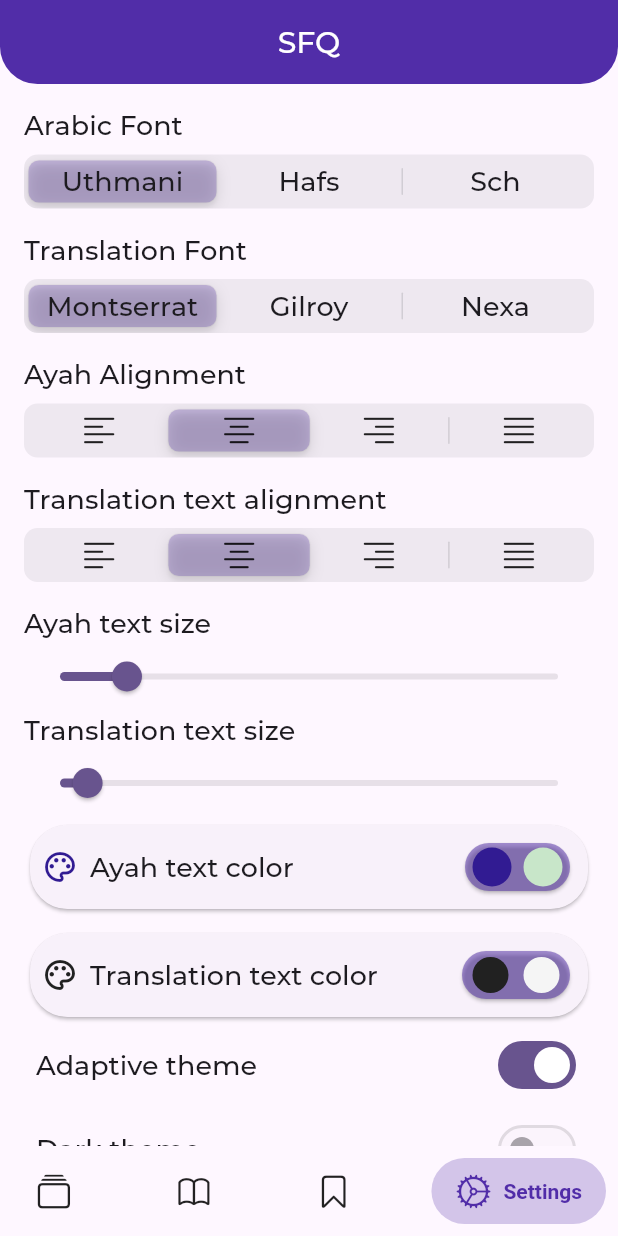
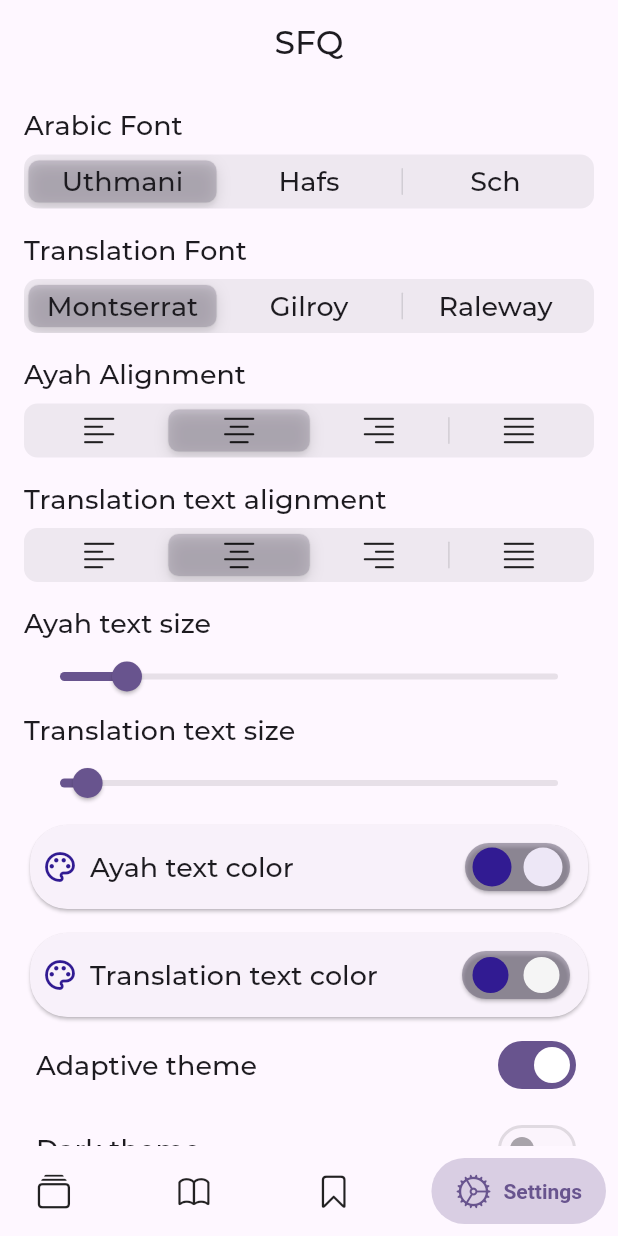
Before and after one commit to JMApps/supplications_from_quran, a Flutter app: the screen it shows after launch, item 4 of the bottom bar chosen, on a phone screen of 412 x 824 dp. Run offline on Flutter 3.47's test engine with Material 3 defaults, Android fonts, the phone set to English and light mode, and no system bars; drawn by our look-alikes of salomon_bottom_bar; our stand-ins replace hive_flutter, just_audio, screenshot, scrollable_positioned_list, share_plus, smooth_page_indicator and 2 more; missing offline and left inert: clipboard, flutter_material_color_picker; accounts and stored records are empty; generated files the repository leaves out were written again; statements that could not run were skipped.

Commit message:
Corrected colors

```diff
--- a/lib/application/state/content_settings_state.dart
+++ b/lib/application/state/content_settings_state.dart
@@ -86,7 +86,7 @@ class ContentSettingsState extends ChangeNotifier {
     notifyListeners();
   }
 
-  Color _arabicDarkTextColor = Colors.green.shade100;
+  Color _arabicDarkTextColor = Colors.deepPurple.shade50;
 
   Color get getArabicDarkTextColor => _arabicDarkTextColor;
 
@@ -146,8 +146,8 @@ class ContentSettingsState extends ChangeNotifier {
     _arabicTextSize = _contentSettingsBox.get(AppConstraints.keyArabicTextSize, defaultValue: 25.0);
     _textSize = _contentSettingsBox.get(AppConstraints.keyTextSize, defaultValue: 18.0);
     _arabicLightTextColor = Color(_contentSettingsBox.get(AppConstraints.keyArabicLightTextColor, defaultValue: Colors.deepPurple.shade900.value));
-    _lightTextColor = Color(_contentSettingsBox.get(AppConstraints.keyLightTextColor, defaultValue: Colors.grey.shade900.value));
-    _arabicDarkTextColor = Color(_contentSettingsBox.get(AppConstraints.keyArabicDarkTextColor, defaultValue: Colors.green.shade100.value));
+    _lightTextColor = Color(_contentSettingsBox.get(AppConstraints.keyLightTextColor, defaultValue: Colors.deepPurple.shade900.value));
+    _arabicDarkTextColor = Color(_contentSettingsBox.get(AppConstraints.keyArabicDarkTextColor, defaultValue: Colors.deepPurple.shade50.value));
     _darkTextColor = Color(_contentSettingsBox.get(AppConstraints.keyDarkTextColor, defaultValue: Colors.grey.shade100.value));
     _adaptiveTheme = _contentSettingsBox.get(AppConstraints.keyAdaptiveTheme, defaultValue: true);
     _darkTheme = _contentSettingsBox.get(AppConstraints.keyDarkTheme, defaultValue: false);
--- a/lib/application/themes/app_themes.dart
+++ b/lib/application/themes/app_themes.dart
@@ -4,7 +4,6 @@ import 'package:supplications_from_quran/application/styles/app_styles.dart';
 class AppThemes {
   static ThemeData lightTheme = ThemeData(
     brightness: Brightness.light,
-    useMaterial3: true,
     fontFamily: 'Montserrat',
     colorSchemeSeed: Colors.deepPurple,
     textTheme: const TextTheme(
@@ -13,16 +12,9 @@ class AppThemes {
       )
     ),
     appBarTheme: const AppBarTheme(
-      scrolledUnderElevation: 0,
       centerTitle: true,
-      backgroundColor: Color(0xFF512DA8),
       elevation: 0,
       shape: AppStyles.mainAppBarShape,
-      titleTextStyle: TextStyle(
-        color: Colors.white,
-        fontSize: 20,
-        fontFamily: 'Montserrat',
-      ),
     ),
     cardTheme: const CardTheme(
       shape: AppStyles.mainShape,
@@ -38,25 +30,16 @@ class AppThemes {
 
   static ThemeData darkTheme = ThemeData(
     brightness: Brightness.dark,
-    useMaterial3: true,
     fontFamily: 'Montserrat',
-    colorSchemeSeed: Colors.green,
+    colorSchemeSeed: Colors.deepPurple,
     textTheme: const TextTheme(
         headlineMedium: TextStyle(
           fontSize: 18,
         )
     ),
     appBarTheme: const AppBarTheme(
-      scrolledUnderElevation: 0,
       centerTitle: true,
-      backgroundColor: Color(0xFF1B5E20),
       elevation: 0,
-      shape: AppStyles.mainAppBarShape,
-      titleTextStyle: TextStyle(
-        color: Colors.white,
-        fontSize: 20,
-        fontFamily: 'Montserrat',
-      ),
     ),
     cardTheme: const CardTheme(
       shape: AppStyles.mainShape,
@@ -70,13 +53,3 @@ class AppThemes {
     ),
   );
 }
-
-extension CustomColors on ColorScheme {
-  Color get titleColor => brightness == Brightness.light
-      ? const Color(0xFF512DA8)
-      : const Color(0xFF1B5E20);
-
-  Color get mainDefault => brightness == Brightness.light
-      ? const Color(0xB2000000)
-      : const Color(0xFFBDBDBD);
-}
--- a/lib/presentation/items/supplication_listview_item.dart
+++ b/lib/presentation/items/supplication_listview_item.dart
@@ -2,7 +2,6 @@ import 'package:flutter/material.dart';
 import 'package:provider/provider.dart';
 import 'package:supplications_from_quran/application/state/content_settings_state.dart';
 import 'package:supplications_from_quran/application/styles/app_styles.dart';
-import 'package:supplications_from_quran/application/themes/app_themes.dart';
 import 'package:supplications_from_quran/domain/models/supplication_model.dart';
 
 class SupplicationListViewItem extends StatelessWidget {
@@ -61,14 +60,14 @@ class SupplicationListViewItem extends StatelessWidget {
               style: TextStyle(
                 fontSize: 14,
                 fontFamily: AppStyles.textFont[cs.getFontIndex],
-                color: appTheme.colorScheme.titleColor,
+                color: appTheme.colorScheme.secondary,
               ),
               textAlign: AppStyles.textAlign[cs.getTextAlignIndex],
             ),
             const SizedBox(height: 16),
             CircleAvatar(
               radius: 20,
-              backgroundColor: appTheme.colorScheme.titleColor.withOpacity(0.75),
+              backgroundColor: appTheme.colorScheme.secondary.withOpacity(0.75),
               child: Text(
                 model.id.toString(),
                 style: const TextStyle(
--- a/lib/presentation/items/supplication_pageview_item.dart
+++ b/lib/presentation/items/supplication_pageview_item.dart
@@ -2,7 +2,6 @@ import 'package:flutter/material.dart';
 import 'package:provider/provider.dart';
 import 'package:supplications_from_quran/application/state/content_settings_state.dart';
 import 'package:supplications_from_quran/application/styles/app_styles.dart';
-import 'package:supplications_from_quran/application/themes/app_themes.dart';
 import 'package:supplications_from_quran/domain/models/supplication_model.dart';
 
 class SupplicationPageViewItem extends StatelessWidget {
@@ -65,14 +64,14 @@ class SupplicationPageViewItem extends StatelessWidget {
                 style: TextStyle(
                   fontSize: 14,
                   fontFamily: AppStyles.textFont[cs.getFontIndex],
-                  color: appTheme.colorScheme.titleColor,
+                  color: appTheme.colorScheme.secondary,
                 ),
                 textAlign: AppStyles.textAlign[cs.getTextAlignIndex],
               ),
               const SizedBox(height: 16),
               CircleAvatar(
                 radius: 20,
-                backgroundColor: appTheme.colorScheme.titleColor.withOpacity(0.75),
+                backgroundColor: appTheme.colorScheme.secondary.withOpacity(0.75),
                 child: Text(
                   model.id.toString(),
                   style: const TextStyle(
--- a/lib/presentation/lists/supplication_pageview.dart
+++ b/lib/presentation/lists/supplication_pageview.dart
@@ -5,7 +5,6 @@ import 'package:smooth_page_indicator/smooth_page_indicator.dart';
 import 'package:supplications_from_quran/application/state/app_player_state.dart';
 import 'package:supplications_from_quran/application/state/main_app_state.dart';
 import 'package:supplications_from_quran/application/styles/app_styles.dart';
-import 'package:supplications_from_quran/application/themes/app_themes.dart';
 import 'package:supplications_from_quran/domain/models/supplication_model.dart';
 import 'package:supplications_from_quran/presentation/items/supplication_pageview_item.dart';
 import 'package:supplications_from_quran/presentation/widgets/item_sheet_bottom.dart';
@@ -64,7 +63,7 @@ class SupplicationPageView extends StatelessWidget {
                     dotWidth: 8,
                     dotHeight: 8,
                     dotColor: Colors.grey,
-                    activeDotColor: appColors.titleColor,
+                    activeDotColor: appColors.secondary,
                   ),
                 ),
                 const SizedBox(height: 8),
--- a/lib/presentation/pages/app_settings_page.dart
+++ b/lib/presentation/pages/app_settings_page.dart
@@ -5,7 +5,6 @@ import 'package:flutter_material_color_picker/flutter_material_color_picker.dart
 import 'package:provider/provider.dart';
 import 'package:supplications_from_quran/application/state/content_settings_state.dart';
 import 'package:supplications_from_quran/application/styles/app_styles.dart';
-import 'package:supplications_from_quran/application/themes/app_themes.dart';
 
 class AppSettingsPage extends StatelessWidget {
   const AppSettingsPage({super.key});
@@ -28,7 +27,7 @@ class AppSettingsPage extends StatelessWidget {
               ),
               const SizedBox(height: 8),
               CupertinoSlidingSegmentedControl(
-                thumbColor: appTheme.colorScheme.titleColor.withOpacity(0.25),
+                thumbColor: appTheme.colorScheme.secondary.withOpacity(0.25),
                 padding: const EdgeInsets.all(4),
                 children: <int, Widget>{
                   0: Text(
@@ -56,7 +55,7 @@ class AppSettingsPage extends StatelessWidget {
               ),
               const SizedBox(height: 8),
               CupertinoSlidingSegmentedControl(
-                thumbColor: appTheme.colorScheme.titleColor.withOpacity(0.25),
+                thumbColor: appTheme.colorScheme.secondary.withOpacity(0.25),
                 padding: const EdgeInsets.all(4),
                 children: <int, Widget>{
                   0: Text(
@@ -68,7 +67,7 @@ class AppSettingsPage extends StatelessWidget {
                     style: headLineStyle.headlineMedium,
                   ),
                   2: Text(
-                    'Nexa',
+                    'Raleway',
                     style: headLineStyle.headlineMedium,
                   ),
                 },
@@ -84,7 +83,7 @@ class AppSettingsPage extends StatelessWidget {
               ),
               const SizedBox(height: 8),
               CupertinoSlidingSegmentedControl(
-                thumbColor: appTheme.colorScheme.titleColor.withOpacity(0.25),
+                thumbColor: appTheme.colorScheme.secondary.withOpacity(0.25),
                 padding: const EdgeInsets.all(4),
                 children: const <int, Widget>{
                   0: Icon(CupertinoIcons.text_alignleft),
@@ -104,7 +103,7 @@ class AppSettingsPage extends StatelessWidget {
               ),
               const SizedBox(height: 8),
               CupertinoSlidingSegmentedControl(
-                thumbColor: appTheme.colorScheme.titleColor.withOpacity(0.25),
+                thumbColor: appTheme.colorScheme.secondary.withOpacity(0.25),
                 padding: const EdgeInsets.all(4),
                 children: const <int, Widget>{
                   0: Icon(CupertinoIcons.text_alignleft),
@@ -167,7 +166,7 @@ class AppSettingsPage extends StatelessWidget {
                   ),
                   trailing: Card(
                     shape: AppStyles.mainShape,
-                    color: appTheme.colorScheme.titleColor.withOpacity(0.50),
+                    color: appTheme.colorScheme.secondary.withOpacity(0.50),
                     child: Padding(
                       padding: const EdgeInsets.all(3),
                       child: Row(
@@ -286,7 +285,7 @@ class AppSettingsPage extends StatelessWidget {
                   ),
                   trailing: Card(
                     shape: AppStyles.mainShape,
-                    color: appTheme.colorScheme.titleColor.withOpacity(0.50),
+                    color: appTheme.colorScheme.secondary.withOpacity(0.50),
                     child: Padding(
                       padding: const EdgeInsets.all(4),
                       child: Row(
--- a/lib/presentation/pages/main_page.dart
+++ b/lib/presentation/pages/main_page.dart
@@ -4,7 +4,6 @@ import 'package:flutter_gen/gen_l10n/app_localizations.dart';
 import 'package:provider/provider.dart';
 import 'package:salomon_bottom_bar/salomon_bottom_bar.dart';
 import 'package:supplications_from_quran/application/state/main_app_state.dart';
-import 'package:supplications_from_quran/application/themes/app_themes.dart';
 import 'package:supplications_from_quran/presentation/lists/bookmarks_listview.dart';
 import 'package:supplications_from_quran/presentation/lists/supplication_listview.dart';
 import 'package:supplications_from_quran/presentation/lists/supplication_pageview.dart';
@@ -42,7 +41,6 @@ class _MainPageState extends State<MainPage> {
                   tooltip: locale.randomAyah,
                   icon: const Icon(
                     CupertinoIcons.arrow_2_squarepath,
-                    color: Colors.white,
                   ),
                 )
               : const SizedBox(),
@@ -58,10 +56,9 @@ class _MainPageState extends State<MainPage> {
                 mainAppState.setDefaultListItem();
               },
               tooltip: locale.randomAyah,
-              backgroundColor: appColors.titleColor,
+              backgroundColor: appColors.inversePrimary,
               child: const Icon(
                 CupertinoIcons.arrow_2_squarepath,
-                color: Colors.white,
               ),
             )
           : const SizedBox(),
@@ -92,7 +89,7 @@ class _MainPageState extends State<MainPage> {
             ),
           ),
         ],
-        selectedItemColor: appColors.titleColor,
+        selectedItemColor: appColors.primary,
         selectedColorOpacity: 0.25,
         currentIndex: mainAppState.getCurrentIndex,
         onTap: (int index) => mainAppState.setIndex = index,
```
Also changed, not shown: lib/presentation/widgets/item_sheet_bottom.dart (+5 -6 lines), pubspec.lock, 5 other files.
